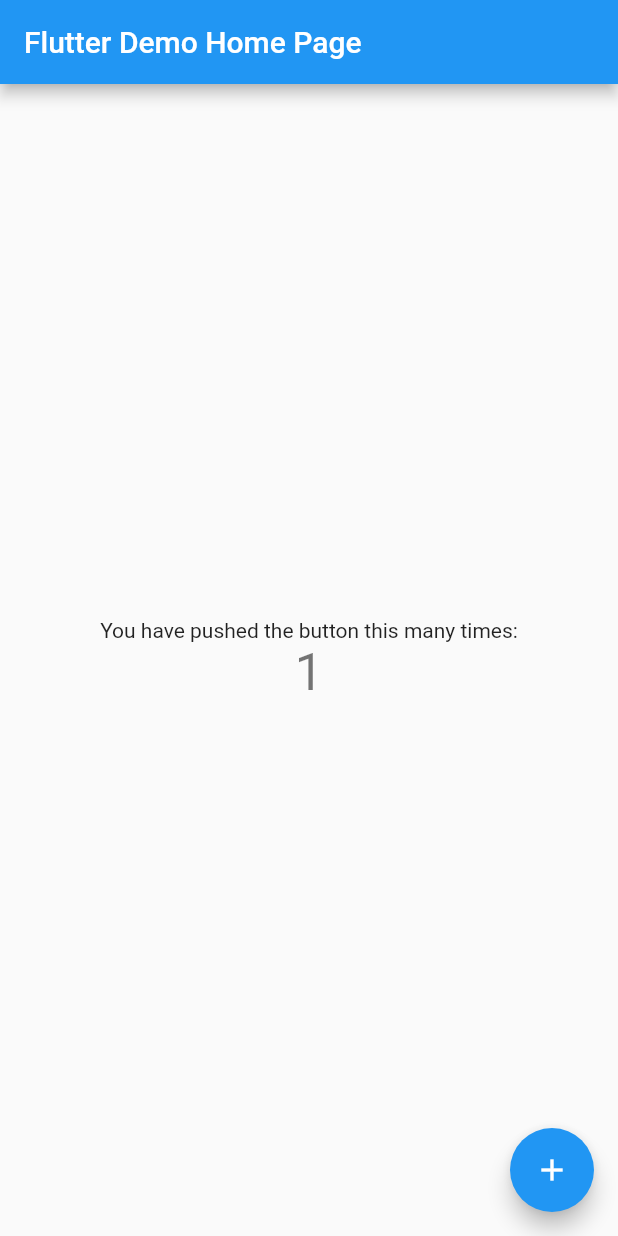
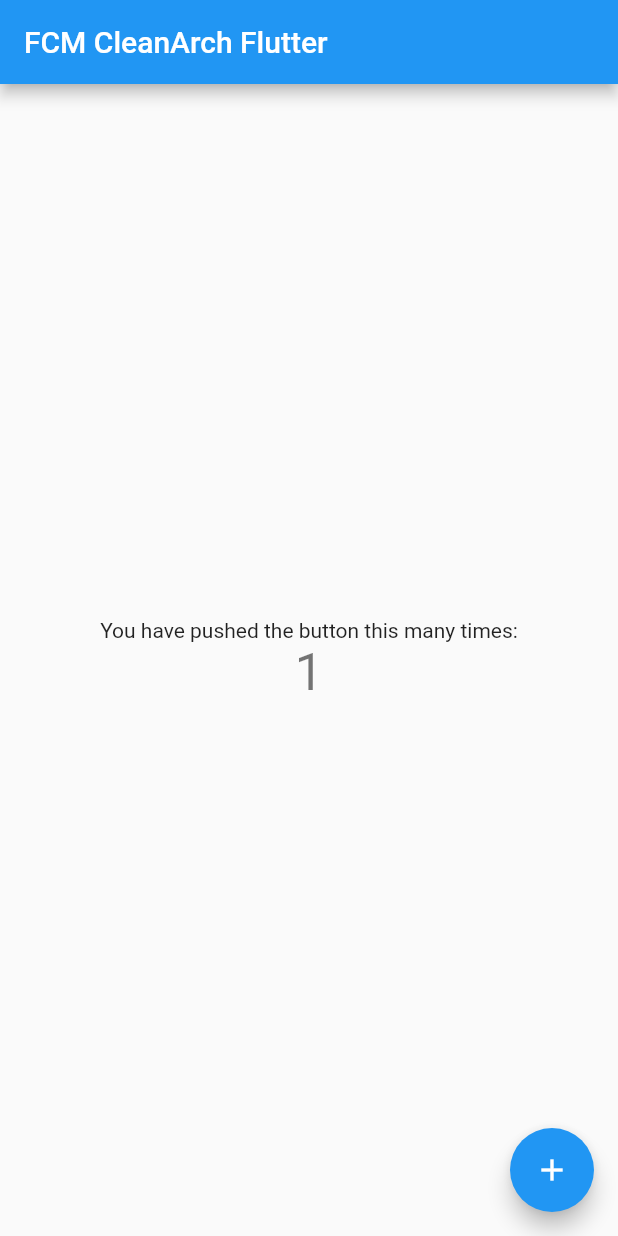
Before and after one commit to FDuhen/fcm-blueprint--flutter, a Flutter app: the screen it shows after launch, after a tap on the "add" icon, on a phone screen of 412 x 824 dp. Run offline on Flutter 3.47's test engine with Material 2 defaults, Android fonts, the phone set to English and light mode, and no system bars; our stand-ins replace firebase_core, firebase_messaging, flutter_local_notifications, get_it; accounts and stored records are empty.

```diff
--- /dev/null
+++ b/lib/commons/base_component.dart
@@ -0,0 +1,41 @@
+import 'package:fcm_cleanarch_flutter/commons/messaging_manager.dart';
+import 'package:firebase_messaging/firebase_messaging.dart';
+import 'package:flutter/material.dart';
+import 'package:flutter_local_notifications/flutter_local_notifications.dart';
+import 'package:get_it/get_it.dart';
+
+class BaseComponent extends StatelessWidget {
+  final Widget child;
+
+  BaseComponent({this.child});
+
+  @override
+  Widget build(BuildContext context) {
+    MessagingManager manager = GetIt.I.get<MessagingManager>();
+
+    FirebaseMessaging.onMessage.listen((RemoteMessage message) {
+      RemoteNotification notification = message.notification;
+      AndroidNotification android = message.notification?.android;
+
+      if (notification != null && android != null) {
+        manager.flutterLocalNotificationsPlugin.show(
+            notification.hashCode,
+            notification.title,
+            notification.body,
+            NotificationDetails(
+              android: AndroidNotificationDetails(
+                MessagingManager.channel.id,
+                MessagingManager.channel.name,
+                MessagingManager.channel.description,
+                // TODO add a proper drawable resource to android, for now using
+                //      one that already exists in example app.
+                icon: 'launch_background',
+              ),
+            ));
+      }
+    });
+
+
+    return child;
+  }
+}
--- /dev/null
+++ b/lib/commons/messaging_manager.dart
@@ -0,0 +1,55 @@
+
+import 'package:firebase_core/firebase_core.dart';
+import 'package:firebase_messaging/firebase_messaging.dart';
+import 'package:flutter_local_notifications/flutter_local_notifications.dart';
+
+class MessagingManager {
+
+
+  /// Initialize the [FlutterLocalNotificationsPlugin] package.
+  final FlutterLocalNotificationsPlugin flutterLocalNotificationsPlugin = FlutterLocalNotificationsPlugin();
+
+  /// Create a [AndroidNotificationChannel] for heads up notifications
+  static const AndroidNotificationChannel channel = AndroidNotificationChannel(
+    'high_importance_channel', // id
+    'High Importance Notifications', // title
+    'This channel is used for important notifications.', // description
+    importance: Importance.high,
+  );
+
+  /// Define a top-level named handler which background/terminated messages will
+  /// call.
+  ///
+  /// To verify things are working, check out the native platform logs.
+  Future<void> _firebaseMessagingBackgroundHandler(RemoteMessage message) async {
+    // If you're going to use other Firebase services in the background, such as Firestore,
+    // make sure you call `initializeApp` before using other Firebase services.
+    await Firebase.initializeApp();
+    print('Handling a background message ${message.messageId}');
+  }
+
+  Future setupFirebase() async {
+    await Firebase.initializeApp();
+
+    // Set the background messaging handler early on, as a named top-level function
+    FirebaseMessaging.onBackgroundMessage(_firebaseMessagingBackgroundHandler);
+
+    // Create an Android Notification Channel.
+    ///
+    /// We use this channel in the `AndroidManifest.xml` file to override the
+    /// default FCM channel to enable heads up notifications.
+    await flutterLocalNotificationsPlugin
+        .resolvePlatformSpecificImplementation<
+        AndroidFlutterLocalNotificationsPlugin>()
+        ?.createNotificationChannel(channel);
+
+    /// Update the iOS foreground notification presentation options to allow
+    /// heads up notifications.
+    await FirebaseMessaging.instance.setForegroundNotificationPresentationOptions(
+      alert: true,
+      badge: true,
+      sound: true,
+    );
+  }
+
+}
--- a/lib/main.dart
+++ b/lib/main.dart
@@ -1,113 +1,33 @@
+import 'package:fcm_cleanarch_flutter/commons/base_component.dart';
+import 'package:fcm_cleanarch_flutter/commons/messaging_manager.dart';
+import 'package:fcm_cleanarch_flutter/ui/screens/home_screen.dart';
 import 'package:flutter/material.dart';
+import 'package:get_it/get_it.dart';
 
-void main() {
+GetIt getIt = GetIt.instance;
+
+void main() async {
+  WidgetsFlutterBinding.ensureInitialized();
+
+  MessagingManager manager = MessagingManager();
+  getIt.registerSingleton<MessagingManager>(manager);
+
+  await manager.setupFirebase();
+
   runApp(MyApp());
 }
 
 class MyApp extends StatelessWidget {
-  // This widget is the root of your application.
   @override
   Widget build(BuildContext context) {
-    return MaterialApp(
-      title: 'Flutter Demo',
-      theme: ThemeData(
-        // This is the theme of your application.
-        //
-        // Try running your application with "flutter run". You'll see the
-        // application has a blue toolbar. Then, without quitting the app, try
-        // changing the primarySwatch below to Colors.green and then invoke
-        // "hot reload" (press "r" in the console where you ran "flutter run",
-        // or simply save your changes to "hot reload" in a Flutter IDE).
-        // Notice that the counter didn't reset back to zero; the application
-        // is not restarted.
-        primarySwatch: Colors.blue,
+    return BaseComponent(
+      child: MaterialApp(
+        title: 'FCM CleanArch Flutter',
+        theme: ThemeData(
+          primarySwatch: Colors.blue,
+        ),
+        home: HomeScreen(title: 'FCM CleanArch Flutter'),
       ),
-      home: MyHomePage(title: 'Flutter Demo Home Page'),
     );
   }
 }
-
-class MyHomePage extends StatefulWidget {
-  MyHomePage({Key key, this.title}) : super(key: key);
-
-  // This widget is the home page of your application. It is stateful, meaning
-  // that it has a State object (defined below) that contains fields that affect
-  // how it looks.
-
-  // This class is the configuration for the state. It holds the values (in this
-  // case the title) provided by the parent (in this case the App widget) and
-  // used by the build method of the State. Fields in a Widget subclass are
-  // always marked "final".
-
-  final String title;
-
-  @override
-  _MyHomePageState createState() => _MyHomePageState();
-}
-
-class _MyHomePageState extends State<MyHomePage> {
-  int _counter = 0;
-
-  void _incrementCounter() {
-    setState(() {
-      // This call to setState tells the Flutter framework that something has
-      // changed in this State, which causes it to rerun the build method below
-      // so that the display can reflect the updated values. If we changed
-      // _counter without calling setState(), then the build method would not be
-      // called again, and so nothing would appear to happen.
-      _counter++;
-    });
-  }
-
-  @override
-  Widget build(BuildContext context) {
-    // This method is rerun every time setState is called, for instance as done
-    // by the _incrementCounter method above.
-    //
-    // The Flutter framework has been optimized to make rerunning build methods
-    // fast, so that you can just rebuild anything that needs updating rather
-    // than having to individually change instances of widgets.
-    return Scaffold(
-      appBar: AppBar(
-        // Here we take the value from the MyHomePage object that was created by
-        // the App.build method, and use it to set our appbar title.
-        title: Text(widget.title),
-      ),
-      body: Center(
-        // Center is a layout widget. It takes a single child and positions it
-        // in the middle of the parent.
-        child: Column(
-          // Column is also a layout widget. It takes a list of children and
-          // arranges them vertically. By default, it sizes itself to fit its
-          // children horizontally, and tries to be as tall as its parent.
-          //
-          // Invoke "debug painting" (press "p" in the console, choose the
-          // "Toggle Debug Paint" action from the Flutter Inspector in Android
-          // Studio, or the "Toggle Debug Paint" command in Visual Studio Code)
-          // to see the wireframe for each widget.
-          //
-          // Column has various properties to control how it sizes itself and
-          // how it positions its children. Here we use mainAxisAlignment to
-          // center the children vertically; the main axis here is the vertical
-          // axis because Columns are vertical (the cross axis would be
-          // horizontal).
-          mainAxisAlignment: MainAxisAlignment.center,
-          children: <Widget>[
-            Text(
-              'You have pushed the button this many times:',
-            ),
-            Text(
-              '$_counter',
-              style: Theme.of(context).textTheme.headline4,
-            ),
-          ],
-        ),
-      ),
-      floatingActionButton: FloatingActionButton(
-        onPressed: _incrementCounter,
-        tooltip: 'Increment',
-        child: Icon(Icons.add),
-      ), // This trailing comma makes auto-formatting nicer for build methods.
-    );
-  }
-}
--- /dev/null
+++ b/lib/ui/screens/home_screen.dart
@@ -0,0 +1,86 @@
+import 'package:flutter/material.dart';
+
+class HomeScreen extends StatefulWidget {
+  HomeScreen({Key key, this.title}) : super(key: key);
+
+  // This widget is the home page of your application. It is stateful, meaning
+  // that it has a State object (defined below) that contains fields that affect
+  // how it looks.
+
+  // This class is the configuration for the state. It holds the values (in this
+  // case the title) provided by the parent (in this case the App widget) and
+  // used by the build method of the State. Fields in a Widget subclass are
+  // always marked "final".
+
+  final String title;
+
+  @override
+  _HomeScreenState createState() => _HomeScreenState();
+}
+
+class _HomeScreenState extends State<HomeScreen> {
+  int _counter = 0;
+
+  void _incrementCounter() {
+    setState(() {
+      // This call to setState tells the Flutter framework that something has
+      // changed in this State, which causes it to rerun the build method below
+      // so that the display can reflect the updated values. If we changed
+      // _counter without calling setState(), then the build method would not be
+      // called again, and so nothing would appear to happen.
+      _counter++;
+    });
+  }
+
+  @override
+  Widget build(BuildContext context) {
+    // This method is rerun every time setState is called, for instance as done
+    // by the _incrementCounter method above.
+    //
+    // The Flutter framework has been optimized to make rerunning build methods
+    // fast, so that you can just rebuild anything that needs updating rather
+    // than having to individually change instances of widgets.
+    return Scaffold(
+      appBar: AppBar(
+        // Here we take the value from the MyHomePage object that was created by
+        // the App.build method, and use it to set our appbar title.
+        title: Text(widget.title),
+      ),
+      body: Center(
+        // Center is a layout widget. It takes a single child and positions it
+        // in the middle of the parent.
+        child: Column(
+          // Column is also a layout widget. It takes a list of children and
+          // arranges them vertically. By default, it sizes itself to fit its
+          // children horizontally, and tries to be as tall as its parent.
+          //
+          // Invoke "debug painting" (press "p" in the console, choose the
+          // "Toggle Debug Paint" action from the Flutter Inspector in Android
+          // Studio, or the "Toggle Debug Paint" command in Visual Studio Code)
+          // to see the wireframe for each widget.
+          //
+          // Column has various properties to control how it sizes itself and
+          // how it positions its children. Here we use mainAxisAlignment to
+          // center the children vertically; the main axis here is the vertical
+          // axis because Columns are vertical (the cross axis would be
+          // horizontal).
+          mainAxisAlignment: MainAxisAlignment.center,
+          children: <Widget>[
+            Text(
+              'You have pushed the button this many times:',
+            ),
+            Text(
+              '$_counter',
+              style: Theme.of(context).textTheme.headline4,
+            ),
+          ],
+        ),
+      ),
+      floatingActionButton: FloatingActionButton(
+        onPressed: _incrementCounter,
+        tooltip: 'Increment',
+        child: Icon(Icons.add),
+      ), // This trailing comma makes auto-formatting nicer for build methods.
+    );
+  }
+}
--- a/pubspec.yaml
+++ b/pubspec.yaml
@@ -24,6 +24,10 @@ dependencies:
   flutter:
     sdk: flutter
 
+  firebase_core: ^1.0.1
+  firebase_messaging: ^9.0.0
+  flutter_local_notifications: ^5.0.0-nullsafety.1
+  get_it: ^6.0.0
 
   # The following adds the Cupertino Icons font to your application.
   # Use with the CupertinoIcons class for iOS style icons.
```
Also changed, not shown: pubspec.lock, 4 other files.
